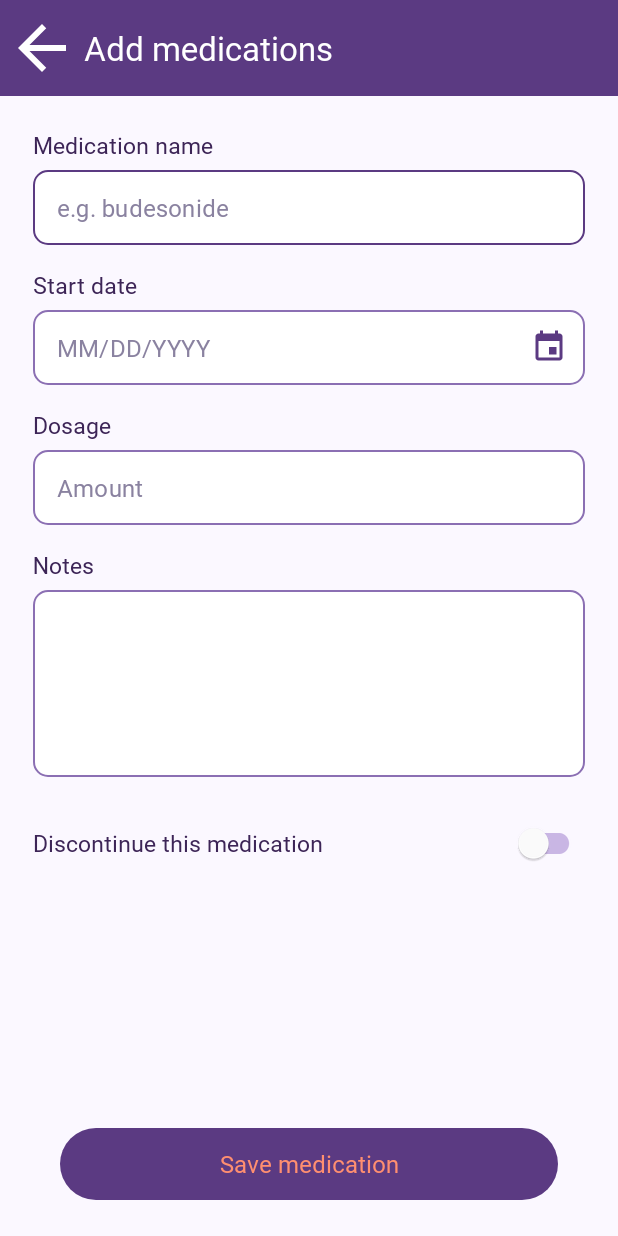
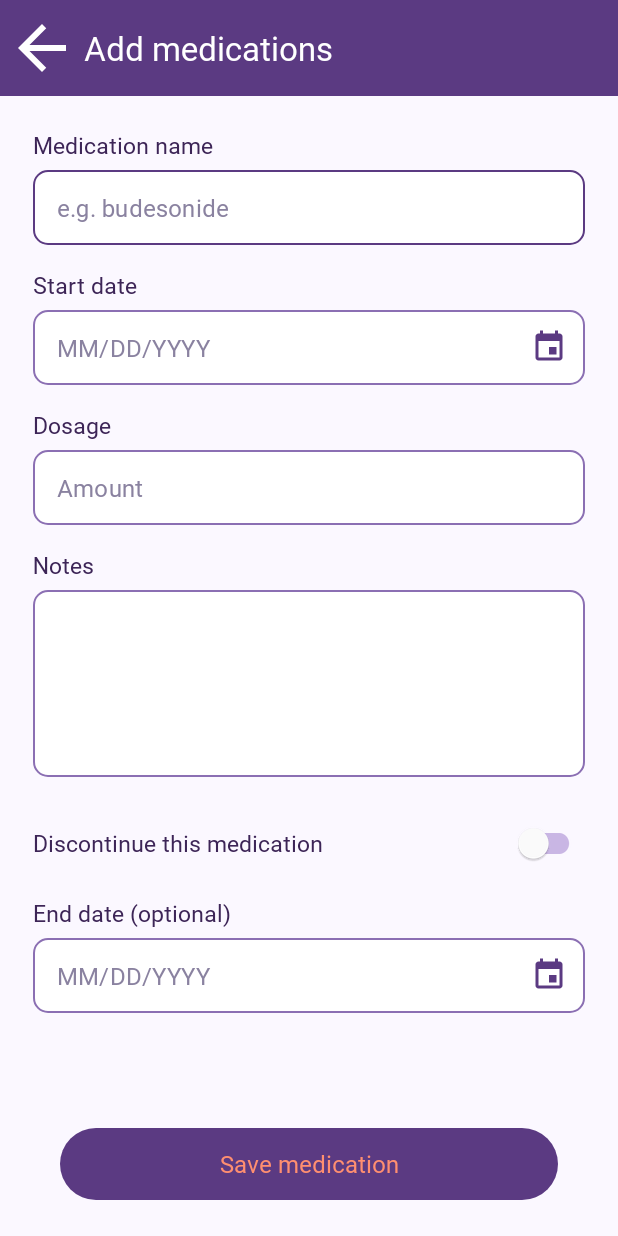
Before and after one commit to efrwhite/EGIDTrackerAndroid, an Android app: the AddMedicationActivity screen opened directly, with no data from a screen before it, on a phone screen of 412 x 824 dp. Run offline under Robolectric (Android 15) with nearby library versions, the phone set to English and light mode, and no system bars; our stand-ins replace Firebase (no records; nobody signed in at launch, a user with empty details on screens opened directly).

Commit message:
Fix medication end-date handling

```diff
--- a/app/src/main/res/layout/activity_addmedication.xml
+++ b/app/src/main/res/layout/activity_addmedication.xml
@@ -114,19 +114,18 @@
                 android:layout_marginTop="20dp"
                 android:text="@string/discontinue_medication" />
 
-            <!-- Shown only when discontinuing -->
+            <!-- Optional while active (a planned end); required when discontinuing -->
             <LinearLayout
                 android:id="@+id/endDateGroup"
                 android:layout_width="match_parent"
                 android:layout_height="wrap_content"
-                android:orientation="vertical"
-                android:visibility="gone"
-                tools:visibility="visible">
+                android:orientation="vertical">
 
                 <TextView
+                    android:id="@+id/endDateLabel"
                     style="@style/Widget.EGIDTracker.PageLabel"
                     android:layout_marginTop="12dp"
-                    android:text="@string/end_date" />
+                    android:text="@string/end_date_optional" />
 
                 <com.google.android.material.textfield.TextInputLayout
                     android:id="@+id/endDateLayout"
--- a/app/src/main/res/values/strings.xml
+++ b/app/src/main/res/values/strings.xml
@@ -513,7 +513,9 @@
     <string name="save_medication">Save medication</string>
     <string name="started_on">Started %1$s</string>
     <string name="ended_on">Ended %1$s</string>
-    <string name="error_end_before_start">Must be after the start date</string>
+    <string name="ends_on">Ends %1$s</string>
+    <string name="error_end_before_start">Can\'t be before the start date</string>
+    <string name="end_date_optional">End date (optional)</string>
     <string name="allergens">Allergens</string>
     <string name="current_allergens">Current allergens</string>
     <string name="cleared_allergens">Cleared allergens</string>
```
Also changed, not shown: app/src/main/java/com/elizabethwhitebaker/egidtracker/AddMedicationActivity.kt (+20 -11 lines), app/src/main/java/com/elizabethwhitebaker/egidtracker/MedicationsActivity.kt (+31 -14 lines).
